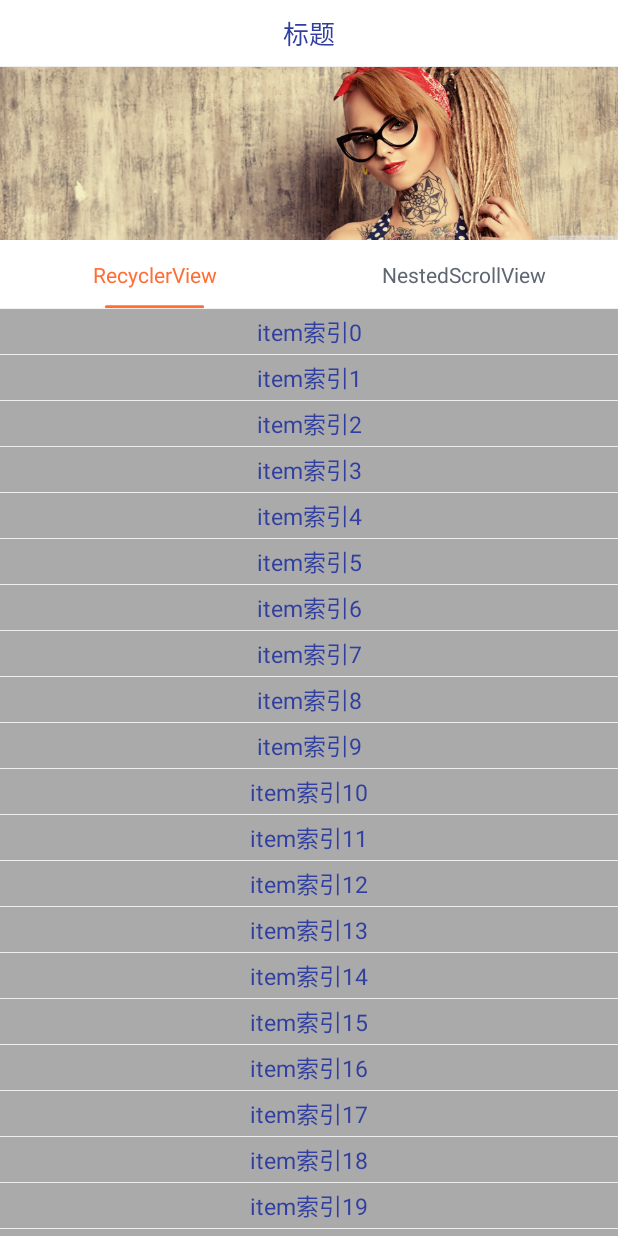
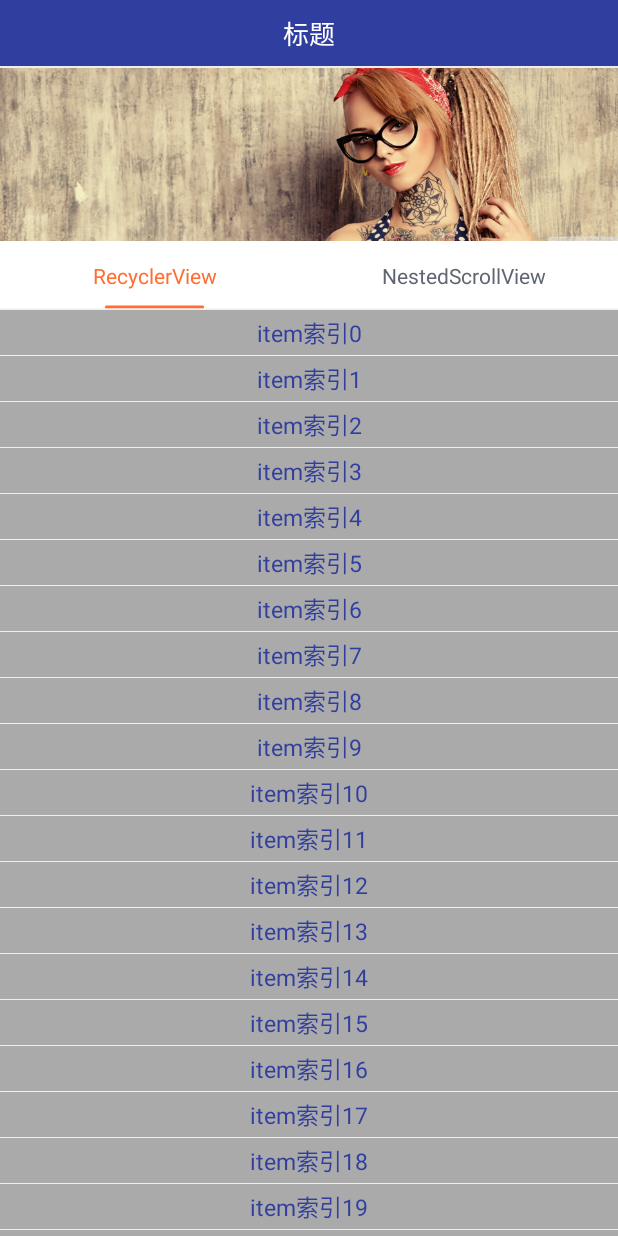
Before and after one commit to pirrip90/CeilingLayout, an Android app: the screen it shows after launch (MainActivity), on a phone screen of 412 x 824 dp. Run offline under Robolectric (Android 15) with nearby library versions, the phone set to English and light mode, and no system bars; libraries missing offline, so code that uses them is left out: com.github.xubo.statuslayout.

Commit message:
readme modify

```diff
--- a/app/src/main/java/com/github/xubo/ceilinglayout/sample/MainActivity.java
+++ b/app/src/main/java/com/github/xubo/ceilinglayout/sample/MainActivity.java
@@ -26,7 +26,7 @@ public class MainActivity extends AppCompatActivity {
     protected void onCreate(Bundle savedInstanceState) {
         super.onCreate(savedInstanceState);
         setContentView(R.layout.activity_main);
-        Utils.setColorLight(this, Color.WHITE);
+        Utils.setColorLight(this, Color.parseColor("#303F9F"));
         ActionBar actionBar = getSupportActionBar();
         if (actionBar != null) {
             actionBar.hide();
--- a/app/src/main/res/layout/activity_main.xml
+++ b/app/src/main/res/layout/activity_main.xml
@@ -9,15 +9,15 @@
     <TextView
         android:layout_width="match_parent"
         android:layout_height="44dp"
-        android:background="#FFFFFF"
+        android:background="#303F9F"
         android:gravity="center"
         android:text="标题"
-        android:textColor="#303F9F"
+        android:textColor="#FFFFFF"
         android:textSize="17sp"/>
 
     <View
         android:layout_width="match_parent"
-        android:layout_height="0.5dp"
+        android:layout_height="1.0dp"
         android:background="#EEEEEE"/>
 
     <com.github.xubo.ceilinglayout.CeilingLayout
@@ -39,7 +39,7 @@
             android:layout_height="46dp"
             android:background="#FFFFFF"
             android:orientation="horizontal"
-            app:bottom_line_height="0.5dp"
+            app:bottom_line_height="1.0dp"
             app:slider_color="#FF6D32"
             app:slider_height="2dp"
             app:slider_round="1dp"
```
Also changed, not shown: 1 other file.
